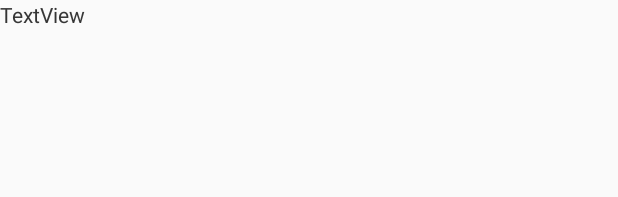
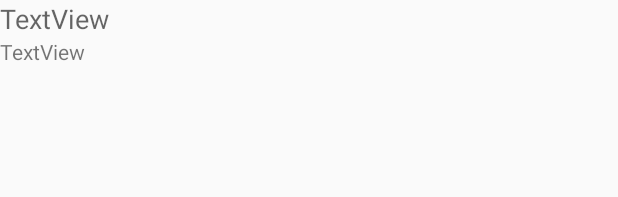
Before and after one commit to hocquet/Hocquet, an Android app: the layout list_item_layout.xml on its own in the app's theme, with its tools: preview values and no code run, on a phone screen of 412 x 824 dp. Shown: the top 197 px of the screen. Run offline under Robolectric (Android 15) with nearby library versions, the phone set to English and light mode, and no system bars.

Commit message:
V3 On q r2gler lq superposition

```diff
--- a/app/src/main/res/layout/list_item_layout.xml
+++ b/app/src/main/res/layout/list_item_layout.xml
@@ -3,16 +3,17 @@
     android:layout_width="match_parent" android:layout_height="match_parent">
 
     <TextView
+        android:id="@+id/rssTitle"
+        android:layout_width="wrap_content"
+        android:layout_height="wrap_content"
+        android:text="TextView"
+        android:textAppearance="@style/TextAppearance.AppCompat.Medium" />
+
+    <TextView
         android:id="@+id/rssDescription"
         android:layout_width="wrap_content"
         android:layout_height="wrap_content"
-        android:text="TextView" />
-
-    <TextView
-        android:id="@+id/rssTitle"
-        android:layout_width="wrap_content"
-        android:layout_height="wrap_content"
-        android:text="TextView" />
-
-
+        android:layout_below="@id/rssTitle"
+        android:text="TextView"
+        android:textAppearance="@style/TextAppearance.AppCompat.Small" />
 </RelativeLayout>
```
